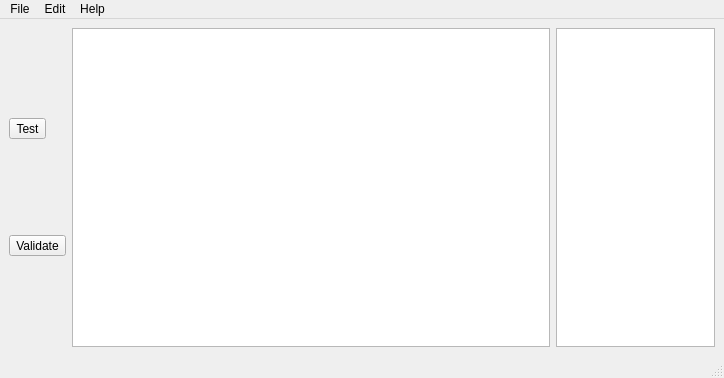
First picture: the form in adcswindow.ui, repository rrader/ADCS, before the edit.
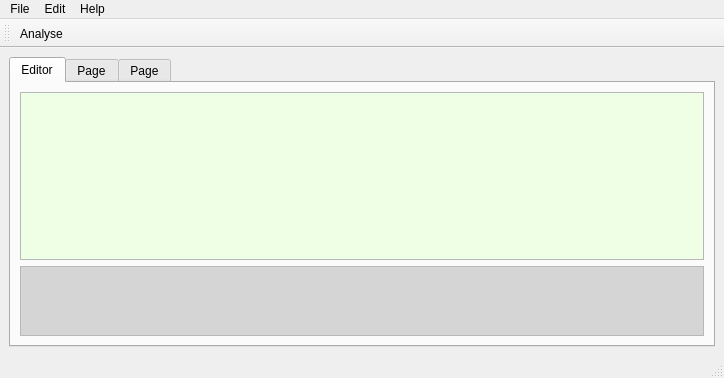
Second picture: the form after the edit. The open tabs and pages were chosen to show the change.

Diff of the .ui file:
```diff
--- a/adcswindow.ui
+++ b/adcswindow.ui
@@ -14,46 +14,134 @@
    <string>Form1</string>
   </property>
   <widget class="QWidget" name="centralwidget">
-   <layout class="QHBoxLayout" name="horizontalLayout_2">
+   <layout class="QVBoxLayout" name="verticalLayout_2">
     <item>
-     <layout class="QHBoxLayout" name="horizontalLayout" stretch="0,3,1">
-      <item>
-       <layout class="QVBoxLayout" name="verticalLayout_3">
+     <widget class="QTabWidget" name="tabWidget">
+      <property name="currentIndex">
+       <number>1</number>
+      </property>
+      <widget class="QWidget" name="editorTab">
+       <attribute name="title">
+        <string>Editor</string>
+       </attribute>
+       <layout class="QHBoxLayout" name="innerLayout" stretch="0">
         <item>
-         <widget class="QToolButton" name="toolButton_Start">
-          <property name="mouseTracking">
-           <bool>false</bool>
-          </property>
-          <property name="text">
-           <string>Test</string>
-          </property>
-         </widget>
+         <layout class="QVBoxLayout" name="workArea" stretch="0,1">
+          <item>
+           <widget class="QPlainTextEdit" name="textEdit">
+            <property name="palette">
+             <palette>
+              <active>
+               <colorrole role="Base">
+                <brush brushstyle="SolidPattern">
+                 <color alpha="255">
+                  <red>238</red>
+                  <green>255</green>
+                  <blue>230</blue>
+                 </color>
+                </brush>
+               </colorrole>
+              </active>
+              <inactive>
+               <colorrole role="Base">
+                <brush brushstyle="SolidPattern">
+                 <color alpha="255">
+                  <red>238</red>
+                  <green>255</green>
+                  <blue>230</blue>
+                 </color>
+                </brush>
+               </colorrole>
+              </inactive>
+              <disabled>
+               <colorrole role="Base">
+                <brush brushstyle="SolidPattern">
+                 <color alpha="255">
+                  <red>255</red>
+                  <green>255</green>
+                  <blue>255</blue>
+                 </color>
+                </brush>
+               </colorrole>
+              </disabled>
+             </palette>
+            </property>
+            <property name="font">
+             <font>
+              <pointsize>24</pointsize>
+             </font>
+            </property>
+           </widget>
+          </item>
+          <item>
+           <widget class="QPlainTextEdit" name="info">
+            <property name="palette">
+             <palette>
+              <active>
+               <colorrole role="Base">
+                <brush brushstyle="SolidPattern">
+                 <color alpha="255">
+                  <red>213</red>
+                  <green>213</green>
+                  <blue>213</blue>
+                 </color>
+                </brush>
+               </colorrole>
+              </active>
+              <inactive>
+               <colorrole role="Base">
+                <brush brushstyle="SolidPattern">
+                 <color alpha="255">
+                  <red>213</red>
+                  <green>213</green>
+                  <blue>213</blue>
+                 </color>
+                </brush>
+               </colorrole>
+              </inactive>
+              <disabled>
+               <colorrole role="Base">
+                <brush brushstyle="SolidPattern">
+                 <color alpha="255">
+                  <red>255</red>
+                  <green>255</green>
+                  <blue>255</blue>
+                 </color>
+                </brush>
+               </colorrole>
+              </disabled>
+             </palette>
+            </property>
+            <property name="autoFillBackground">
+             <bool>false</bool>
+            </property>
+            <property name="readOnly">
+             <bool>true</bool>
+            </property>
+            <property name="backgroundVisible">
+             <bool>false</bool>
+            </property>
+           </widget>
+          </item>
+         </layout>
         </item>
-        <item>
-         <widget class="QToolButton" name="toolButton_Validate">
-          <property name="text">
-           <string>Validate</string>
-          </property>
-         </widget>
-        </item>
        </layout>
-      </item>
-      <item>
-       <widget class="QTextEdit" name="textEdit">
-        <property name="font">
-         <font>
-          <pointsize>28</pointsize>
-         </font>
-        </property>
-        <property name="midLineWidth">
-         <number>7</number>
-        </property>
-       </widget>
-      </item>
-      <item>
-       <widget class="QTableView" name="tableView"/>
-      </item>
-     </layout>
+      </widget>
+      <widget class="QWidget" name="tab_2">
+       <attribute name="title">
+        <string>Page</string>
+       </attribute>
+       <layout class="QVBoxLayout" name="workArea" stretch="0,1">
+       </layout>
+      </widget>
+      <widget class="QWidget" name="tab">
+       <attribute name="title">
+        <string>Page</string>
+       </attribute>
+       <layout class="QVBoxLayout" name="workArea" stretch="0,1">
+       </layout>
+      </widget>
+     </widget>
     </item>
    </layout>
   </widget>
@@ -93,6 +181,18 @@
    <addaction name="menuHelp"/>
   </widget>
   <widget class="QStatusBar" name="statusBar"/>
+  <widget class="QToolBar" name="toolBar">
+   <property name="windowTitle">
+    <string>toolBar</string>
+   </property>
+   <attribute name="toolBarArea">
+    <enum>TopToolBarArea</enum>
+   </attribute>
+   <attribute name="toolBarBreak">
+    <bool>false</bool>
+   </attribute>
+   <addaction name="actionAnalyse"/>
+  </widget>
   <action name="actionOpen">
    <property name="text">
     <string>Open</string>
@@ -123,6 +223,11 @@
     <string>New</string>
    </property>
   </action>
+  <action name="actionAnalyse">
+   <property name="text">
+    <string>Analyse</string>
+   </property>
+  </action>
  </widget>
  <resources/>
  <connections/>
```
Left out of the diff: 4 changed lines with no effect on the pictures.
